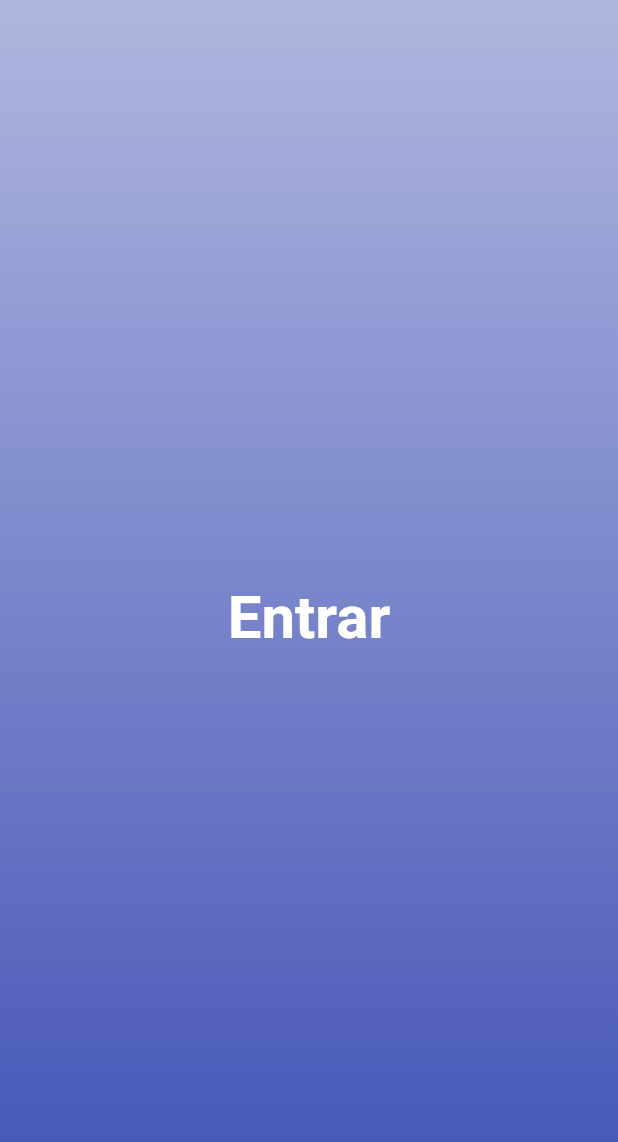
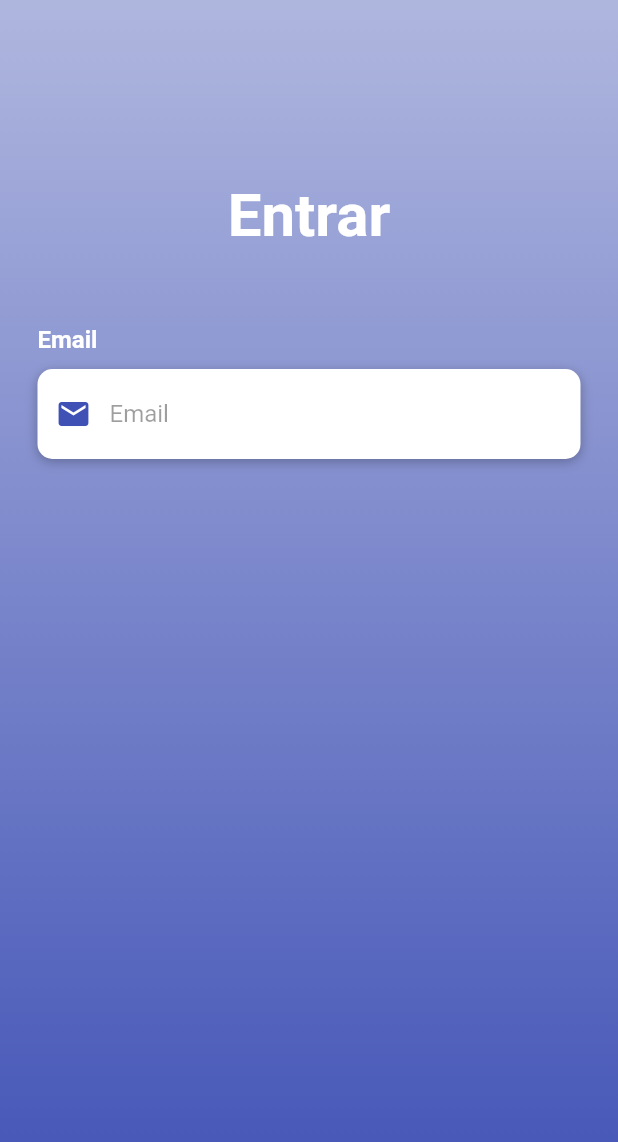
Before and after one commit to Rayago/org-eventos-app, a Flutter app: the screen it shows after launch, on a phone screen of 412 x 824 dp. Shown: the top 1142 px of the screen. Run offline on Flutter 3.47's test engine with Material 2 defaults, Android fonts, the phone set to English and light mode, and no system bars.

Commit message:
:sparkles: Adicionar campo email à tela de login

```diff
--- a/lib/telaLogin.dart
+++ b/lib/telaLogin.dart
@@ -7,6 +7,56 @@ class TelaLogin extends StatefulWidget {
     return _TelaLoginState();
   }
 
+}
+
+Widget buildEmail(){
+  return Column(
+    crossAxisAlignment: CrossAxisAlignment.start,
+    children: <Widget> [
+      Text(
+        'Email',
+        style: TextStyle(
+          color: Colors.white,
+          fontSize: 16,
+          fontWeight: FontWeight.bold
+        ),
+      ),
+      SizedBox(height: 10),
+      Container(
+        alignment: Alignment.centerLeft,
+        decoration: BoxDecoration(
+          color: Colors.white,
+          borderRadius: BorderRadius.circular(10),
+          boxShadow: [
+            BoxShadow(
+              color: Colors.black26,
+              blurRadius: 6,
+              offset: Offset(0,2),
+            ),
+          ],
+        ),
+        height: 60,
+        child: TextField(
+          keyboardType: TextInputType.emailAddress,
+          style: TextStyle(
+            color: Colors.black87
+          ),
+          decoration: InputDecoration(
+            border: InputBorder.none,
+            contentPadding: EdgeInsets.only(top: 14),
+            prefixIcon: Icon(
+              Icons.email,
+              color: Color(0xff3f51b5),
+            ),
+            hintText: 'Email',
+            hintStyle: TextStyle(
+              color: Colors.black38,
+            )
+          ),
+        ),
+      ),
+    ],
+  );
 }
 
 class _TelaLoginState extends State<TelaLogin>{
@@ -33,7 +83,12 @@ class _TelaLoginState extends State<TelaLogin>{
                     ],
                   ),
                 ),
-                child: Column(
+                child: SingleChildScrollView(
+                  padding: EdgeInsets.symmetric(
+                    horizontal: 25,
+                    vertical: 120
+                  ),
+                  child: Column(
                   mainAxisAlignment: MainAxisAlignment.center,
                   children: <Widget> [
                     Text(
@@ -43,8 +98,11 @@ class _TelaLoginState extends State<TelaLogin>{
                         fontSize: 40,
                         fontWeight: FontWeight.bold,
                       ),
-                    )
+                    ),
+                    SizedBox(height:50),
+                    buildEmail()
                   ],
+                ),
                 ),
               ),
             ]
```
